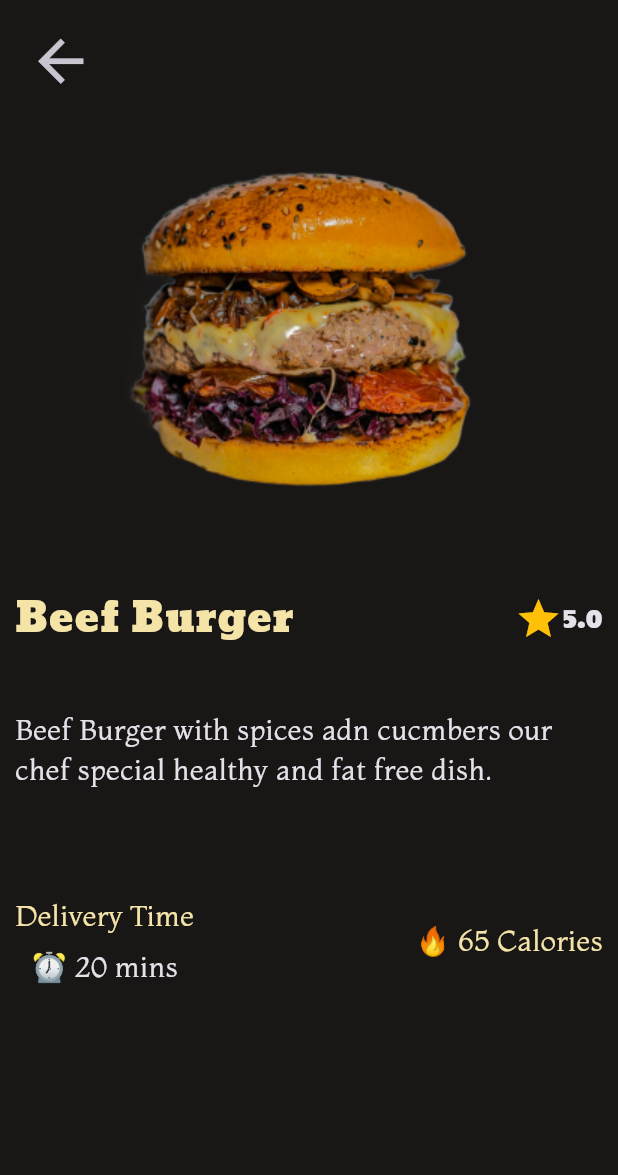
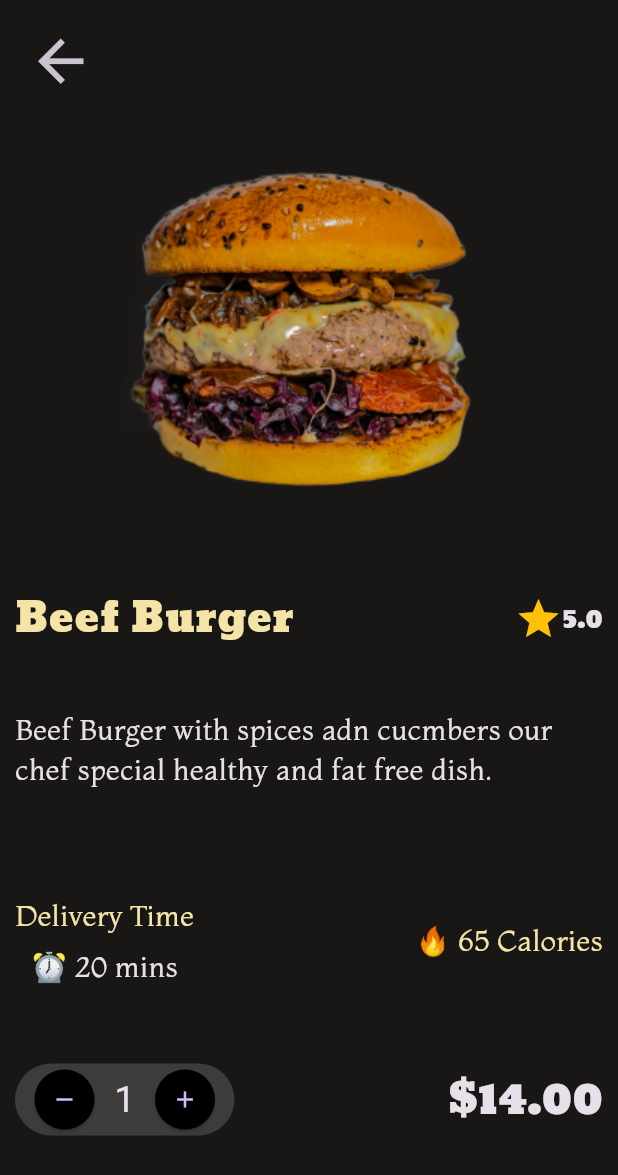
Before and after one commit to mostafaali2002/restaurant, a Flutter app: the BurgerDetails screen opened directly, on a phone screen of 412 x 824 dp. Shown: the top 1175 px of the screen. Run offline on Flutter 3.47's test engine with Material 3 defaults, Android fonts, the phone set to English and light mode, and no system bars; our stand-ins replace font_awesome_flutter, get, like_button.

Commit message:
add last thing in burger details screen

```diff
--- a/lib/main.dart
+++ b/lib/main.dart
@@ -16,7 +16,7 @@ class MyApp extends StatelessWidget {
     return GetMaterialApp(
       debugShowCheckedModeBanner: false,
       theme: ThemeData.dark(),
-      home: BurgerPage(),
+      home: BurgerDetails(),
     );
   }
 }
--- a/lib/views/burger_details_view.dart
+++ b/lib/views/burger_details_view.dart
@@ -106,7 +106,54 @@ class _BurgerDetailsState extends State<BurgerDetails> {
                         color: Color(CColors.kbagcolor)),
                   )
                 ],
-              )
+              ),
+              const SizedBox(
+                height: 50,
+              ),
+              Row(
+                mainAxisAlignment: MainAxisAlignment.spaceBetween,
+                children: [
+                  Container(
+                    decoration: BoxDecoration(
+                      borderRadius: BorderRadius.circular(30),
+                      color: const Color(CColors.kcardcolor),
+                    ),
+                    child: Row(
+                      mainAxisAlignment: MainAxisAlignment.start,
+                      children: [
+                        ElevatedButton(
+                          style: ButtonStyle(
+                            backgroundColor:
+                                const MaterialStatePropertyAll(Colors.black),
+                            shape:
+                                MaterialStateProperty.all(const CircleBorder()),
+                          ),
+                          onPressed: () {},
+                          child: const Icon(Icons.remove),
+                        ),
+                        const Text(
+                          "1",
+                          style: TextStyle(fontSize: 25),
+                        ),
+                        ElevatedButton(
+                          style: ButtonStyle(
+                            backgroundColor:
+                                const MaterialStatePropertyAll(Colors.black),
+                            shape:
+                                MaterialStateProperty.all(const CircleBorder()),
+                          ),
+                          onPressed: () {},
+                          child: const Icon(Icons.add),
+                        ),
+                      ],
+                    ),
+                  ),
+                  const Text(
+                    r"$14.00",
+                    style: TextStyle(fontSize: 30, fontFamily: "Moul"),
+                  ),
+                ],
+              ),
             ],
           ),
         ),
```
